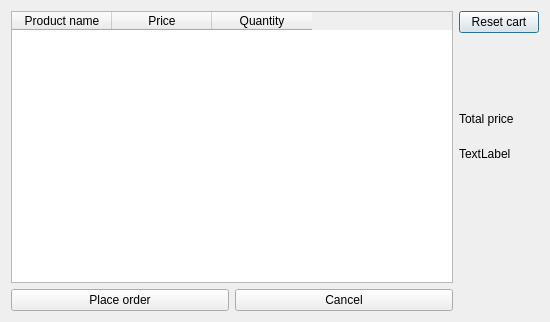
The window that frontend/ui/placeorderwindow.ui (NVKShop/nvk-client) describes before a commit, drawn with Qt 5.
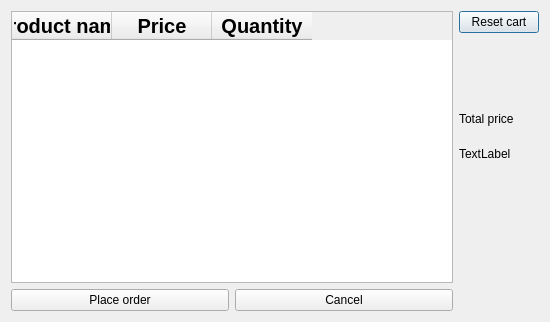
The same window after the commit.

Patch:
```diff
--- a/frontend/ui/placeorderwindow.ui
+++ b/frontend/ui/placeorderwindow.ui
@@ -16,6 +16,53 @@
   <layout class="QGridLayout" name="gridLayout">
    <item row="0" column="0">
     <widget class="QTableWidget" name="cartTableWidget">
+     <property name="palette">
+      <palette>
+       <active>
+        <colorrole role="WindowText">
+         <brush brushstyle="SolidPattern">
+          <color alpha="255">
+           <red>170</red>
+           <green>85</green>
+           <blue>0</blue>
+          </color>
+         </brush>
+        </colorrole>
+       </active>
+       <inactive>
+        <colorrole role="WindowText">
+         <brush brushstyle="SolidPattern">
+          <color alpha="255">
+           <red>170</red>
+           <green>85</green>
+           <blue>0</blue>
+          </color>
+         </brush>
+        </colorrole>
+       </inactive>
+       <disabled>
+        <colorrole role="WindowText">
+         <brush brushstyle="SolidPattern">
+          <color alpha="127">
+           <red>255</red>
+           <green>255</green>
+           <blue>255</blue>
+          </color>
+         </brush>
+        </colorrole>
+       </disabled>
+      </palette>
+     </property>
+     <property name="font">
+      <font>
+       <pointsize>15</pointsize>
+       <weight>75</weight>
+       <bold>true</bold>
+      </font>
+     </property>
+     <property name="alternatingRowColors">
+      <bool>true</bool>
+     </property>
      <property name="selectionMode">
       <enum>QAbstractItemView::ExtendedSelection</enum>
      </property>
```
